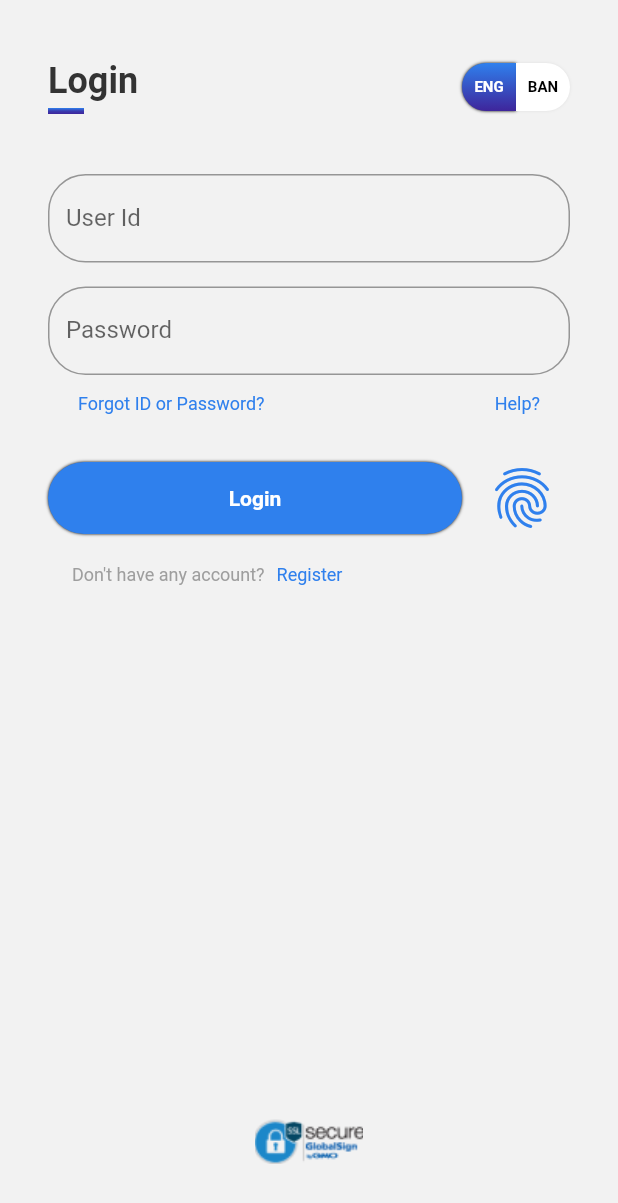
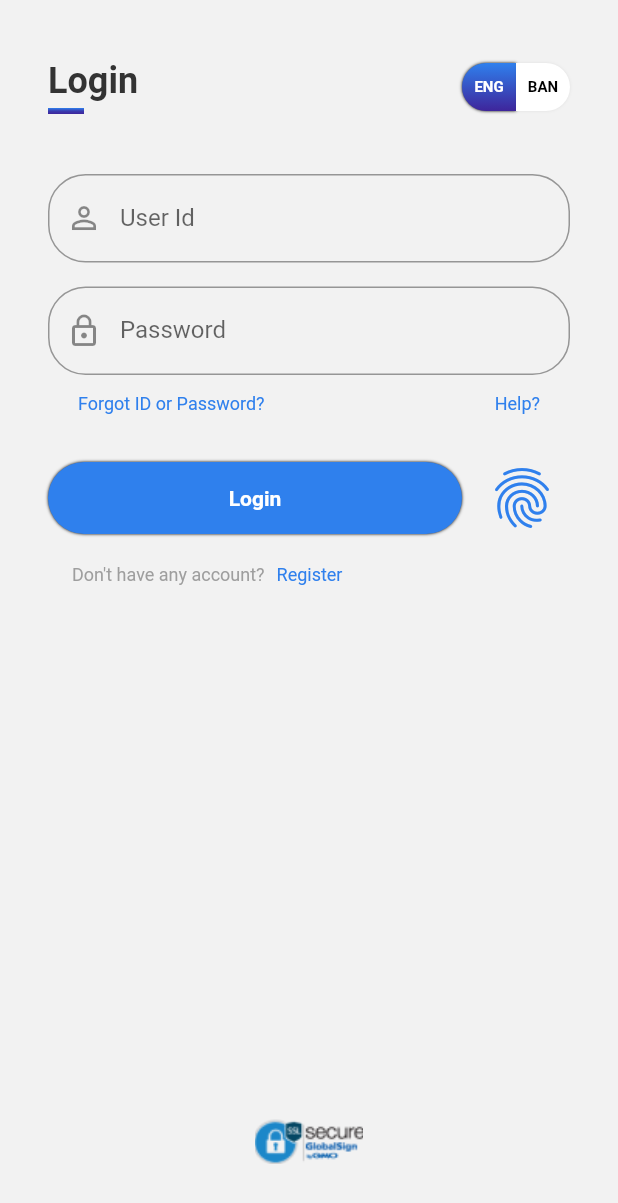
Before and after one commit to yousufCse/flutter_ui, a Flutter app: the screen it shows after launch, on a phone screen of 412 x 824 dp. Shown: the top 1203 px of the screen. Run offline on Flutter 3.47's test engine with Material 2 defaults, Android fonts, the phone set to English and light mode, and no system bars.

Commit message:
Added icon at TextFieldX constructor

```diff
--- a/lib/src/screens/login_screen.dart
+++ b/lib/src/screens/login_screen.dart
@@ -10,6 +10,7 @@ class _LoginScreenState extends State<LoginScreen> {
   @override
   Widget build(BuildContext context) {
     return Scaffold(
+      resizeToAvoidBottomInset: false,
       body: Container(
         padding: EdgeInsets.fromLTRB(32, 40, 32, 0),
         color: Color(0xFFF2F2F2),
@@ -141,11 +142,13 @@ class _LoginScreenState extends State<LoginScreen> {
             TextFieldX(
               hintText: 'Enter your user id',
               labelText: 'User Id',
+              icon: Icons.person_outline,
             ),
             SizedBox(height: 16),
             TextFieldX(
               hintText: 'Enter your password',
               labelText: 'Password',
+              icon: Icons.lock_outline,
             ),
           ],
         ));
--- a/lib/src/widgets/text_field.dart
+++ b/lib/src/widgets/text_field.dart
@@ -3,8 +3,9 @@ import 'package:flutter/material.dart';
 class TextFieldX extends StatefulWidget {
   final String hintText;
   final String labelText;
+  final IconData icon;
 
-  TextFieldX({this.hintText, this.labelText}) {}
+  TextFieldX({this.hintText, this.labelText, this.icon}) {}
 
   @override
   _TextFieldXState createState() => _TextFieldXState();
@@ -22,6 +23,7 @@ class _TextFieldXState extends State<TextFieldX> {
           border: OutlineInputBorder(
             borderRadius: BorderRadius.circular(25.0),
           ),
+          prefixIcon: widget.icon == null ? null : Icon(widget.icon),
         ),
       ),
     );
```
